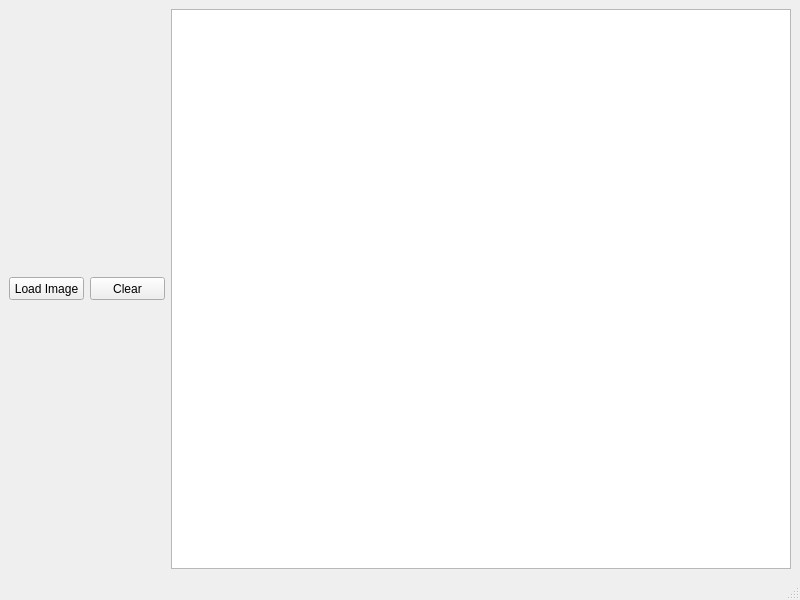
Qt form mainwindow.ui (yixinj/AnaCam-GUI) before a commit.
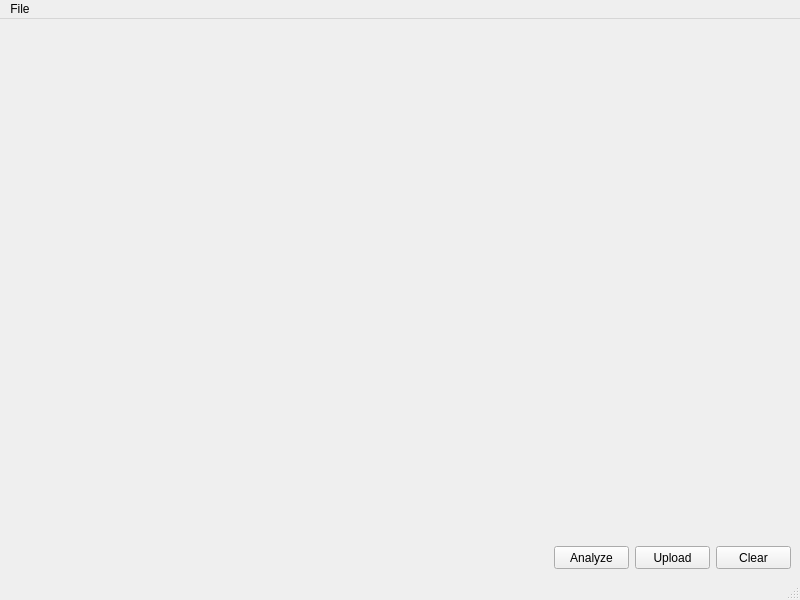
The same form after that commit.

Commit message: added upload image functionality

```diff
--- a/mainwindow.ui
+++ b/mainwindow.ui
@@ -14,12 +14,54 @@
    <string>MainWindow</string>
   </property>
   <widget class="QWidget" name="centralwidget">
-   <layout class="QHBoxLayout" name="horizontalLayout_2">
+   <layout class="QVBoxLayout" name="verticalLayout">
+    <item>
+     <widget class="QLabel" name="mainImage">
+      <property name="sizePolicy">
+       <sizepolicy hsizetype="Expanding" vsizetype="Expanding">
+        <horstretch>0</horstretch>
+        <verstretch>0</verstretch>
+       </sizepolicy>
+      </property>
+      <property name="text">
+       <string/>
+      </property>
+     </widget>
+    </item>
     <item>
      <layout class="QHBoxLayout" name="horizontalLayout">
-      <property name="sizeConstraint">
-       <enum>QLayout::SetDefaultConstraint</enum>
-      </property>
+      <item>
+       <spacer name="horizontalSpacer">
+        <property name="orientation">
+         <enum>Qt::Horizontal</enum>
+        </property>
+        <property name="sizeHint" stdset="0">
+         <size>
+          <width>40</width>
+          <height>20</height>
+         </size>
+        </property>
+       </spacer>
+      </item>
+      <item>
+       <widget class="QPushButton" name="btnAnalyze">
+        <property name="minimumSize">
+         <size>
+          <width>75</width>
+          <height>23</height>
+         </size>
+        </property>
+        <property name="maximumSize">
+         <size>
+          <width>75</width>
+          <height>23</height>
+         </size>
+        </property>
+        <property name="text">
+         <string>Analyze</string>
+        </property>
+       </widget>
+      </item>
       <item>
        <widget class="QPushButton" name="btnUpload">
         <property name="minimumSize">
@@ -35,7 +77,7 @@
          </size>
         </property>
         <property name="text">
-         <string>Load Image</string>
+         <string>Upload</string>
         </property>
        </widget>
       </item>
@@ -60,9 +102,6 @@
       </item>
      </layout>
     </item>
-    <item>
-     <widget class="QGraphicsView" name="imageView"/>
-    </item>
    </layout>
   </widget>
   <widget class="QMenuBar" name="menubar">
@@ -74,6 +113,16 @@
      <height>21</height>
     </rect>
    </property>
+   <widget class="QMenu" name="menuFile">
+    <property name="title">
+     <string>File</string>
+    </property>
+    <addaction name="actionUpload"/>
+    <addaction name="actionAnalyze"/>
+    <addaction name="actionClear"/>
+    <addaction name="actionExit"/>
+   </widget>
+   <addaction name="menuFile"/>
   </widget>
   <widget class="QStatusBar" name="statusbar"/>
  </widget>
```
Left out of the diff: 20 changed lines with no effect on the pictures. The commit also changes 4 other files.
